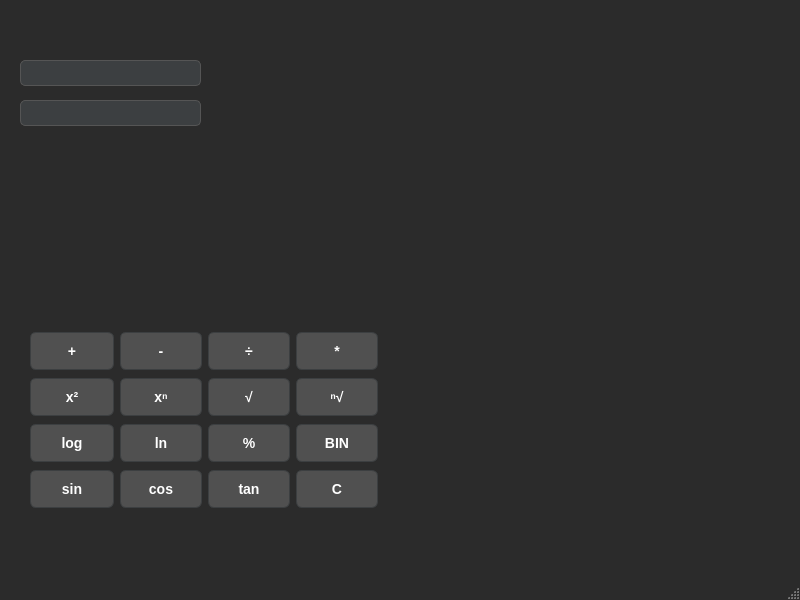
The window that mainwindow.ui (PetereQ/kalkulator-prosto-naukowy) describes before a commit, drawn with Qt 5.
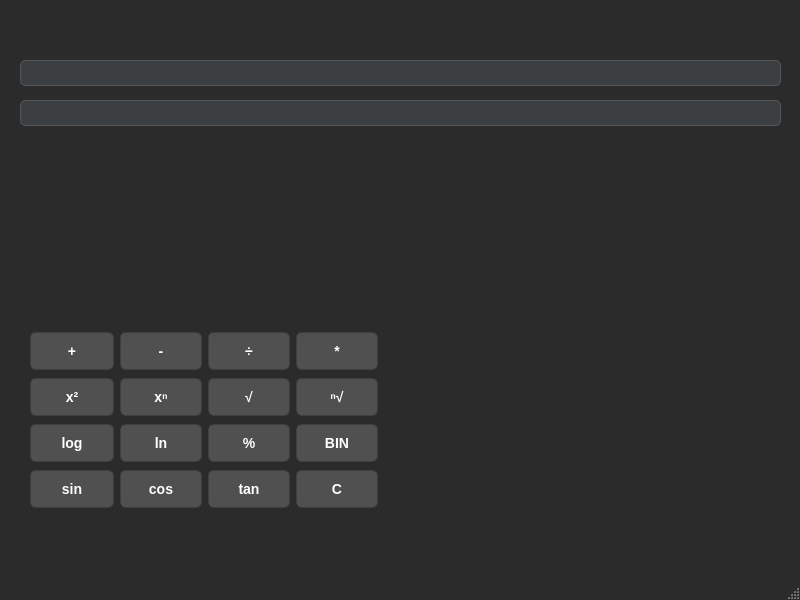
The same window after the commit.

Commit message: Dodano windowTitle

Patch:
```diff
--- a/mainwindow.ui
+++ b/mainwindow.ui
@@ -68,7 +68,7 @@
      <rect>
       <x>20</x>
       <y>60</y>
-      <width>181</width>
+      <width>761</width>
       <height>26</height>
      </rect>
     </property>
@@ -87,7 +87,7 @@
      <rect>
       <x>20</x>
       <y>100</y>
-      <width>181</width>
+      <width>761</width>
       <height>26</height>
      </rect>
     </property>
```
Left out of the diff: 24 changed lines with no effect on the pictures. The commit also changes 1 other file.
